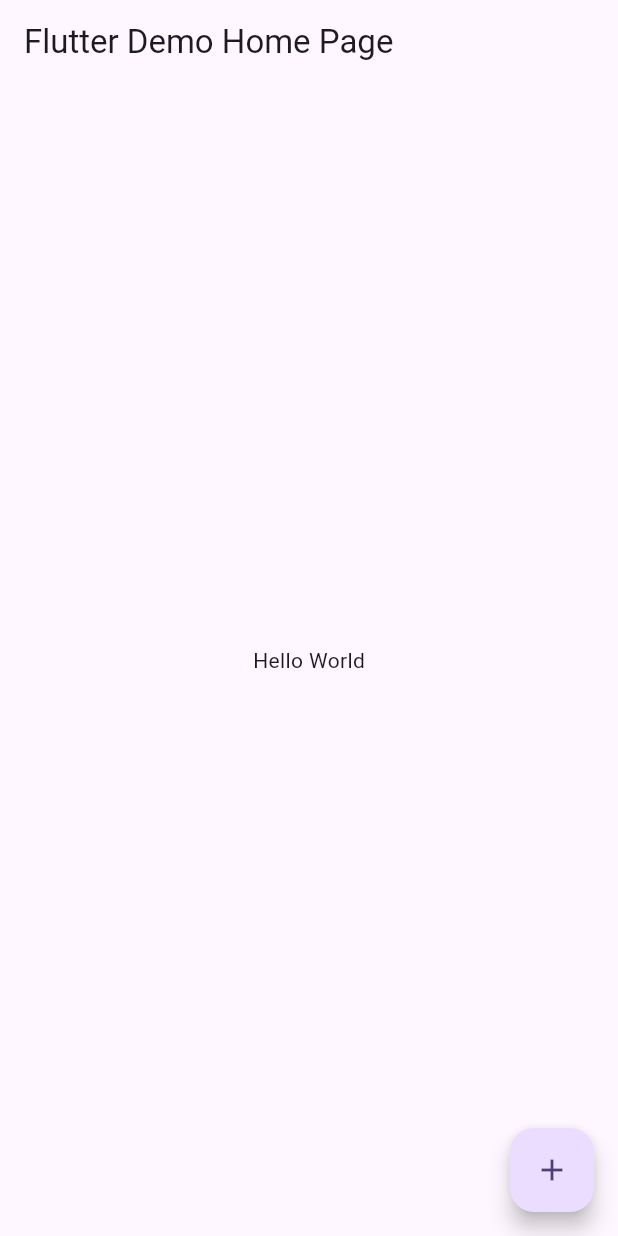
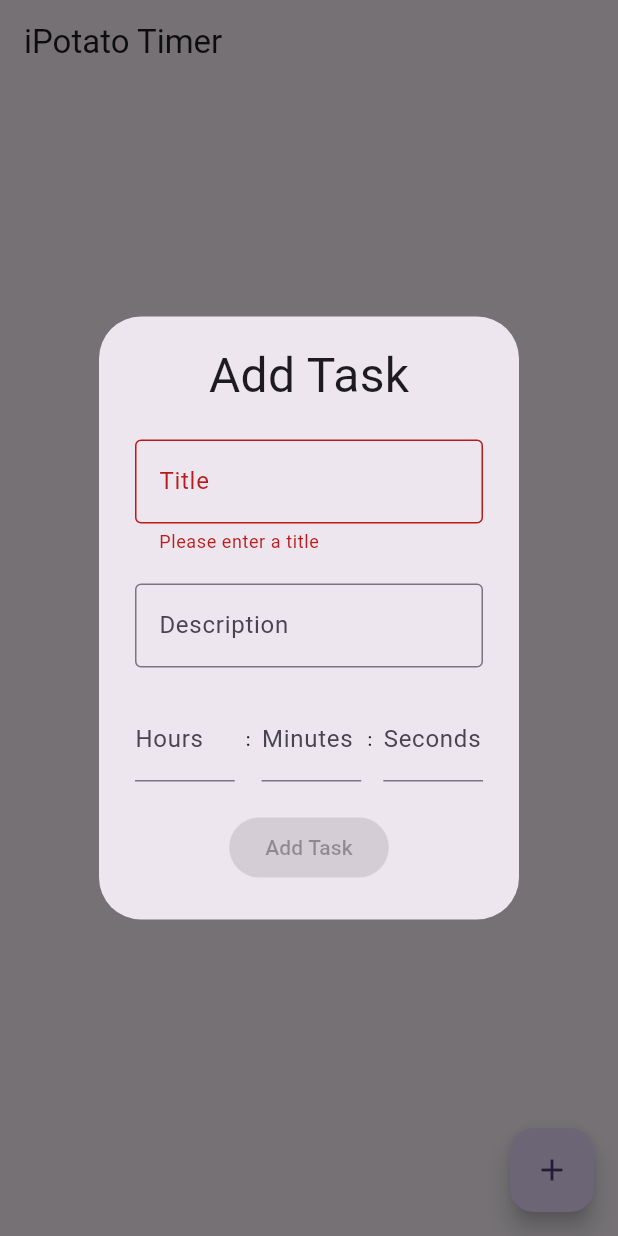
Before and after one commit to alokrpt/ipotato_timer, a Flutter app: the screen it shows after launch, after a tap on the "add" icon, on a phone screen of 412 x 824 dp. Run offline on Flutter 3.47's test engine with Material 3 defaults, Android fonts, the phone set to English and light mode, and no system bars; our stand-ins replace either_dart, flutter_mobx, freezed_annotation, get_it, mobx; generated files the repository leaves out were written again.

Commit message:
added duration input widget in add task form

```diff
--- a/lib/main.dart
+++ b/lib/main.dart
@@ -1,13 +1,16 @@
 import 'package:flutter/material.dart';
+import 'package:ipotato_timer/src/core/dependency_injection/injection_container.dart';
+import 'package:ipotato_timer/src/features/add_task/presentation/pages/add_task_dialog.dart';
 
 void main() {
+  initDependencyInjection();
+  WidgetsFlutterBinding.ensureInitialized();
   runApp(const MyApp());
 }
 
 class MyApp extends StatelessWidget {
   const MyApp({super.key});
 
-  // This widget is the root of your application.
   @override
   Widget build(BuildContext context) {
     return MaterialApp(
@@ -16,19 +19,38 @@ class MyApp extends StatelessWidget {
         colorScheme: ColorScheme.fromSeed(seedColor: Colors.deepPurple),
         useMaterial3: true,
       ),
-      home: Scaffold(
+      home: const HomePage(),
+    );
+  }
+}
+
+class HomePage extends StatelessWidget {
+  const HomePage({
+    super.key,
+  });
+
+  @override
+  Widget build(BuildContext context) {
+    return Scaffold(
       appBar: AppBar(
-          title: const Text('Flutter Demo Home Page'),
+        title: const Text('iPotato Timer'),
       ),
       body: const Center(
         child: Text('Hello World'),
       ),
       floatingActionButton: FloatingActionButton(
         onPressed: () {
-
+          showDialog(
+              context: context,
+              builder: (context) {
+                return AlertDialog(
+                  content: AddTaskDialog(
+                    store: sl(),
+                  ),
+                );
+              });
         },
         child: const Icon(Icons.add),
-        ),
       ),
     );
   }
--- a/lib/src/core/dependency_injection/injection_container.dart
+++ b/lib/src/core/dependency_injection/injection_container.dart
@@ -1,10 +1,13 @@
 import 'package:get_it/get_it.dart';
+import 'package:ipotato_timer/src/core/database/data_source_client.dart';
+import 'package:ipotato_timer/src/core/database/data_source_client_impl.dart';
 import 'package:ipotato_timer/src/features/add_task/presentation/pages/widgets/duration_input/duration_input_store.dart';
 
 import '../../features/add_task/data/datasources/add_task_data_source.dart';
 import '../../features/add_task/data/repositories/add_task_repository_impl.dart';
 import '../../features/add_task/domain/repositories/add_task_repository.dart';
 import '../../features/add_task/domain/usecases/add_task_use_case.dart';
+import '../../features/add_task/presentation/store/add_task_store.dart';
 
 final sl = GetIt.instance;
 
@@ -29,6 +32,9 @@ void _storeSl() {
   sl.registerLazySingleton(
     () => DurationInputStore(),
   );
+  sl.registerLazySingleton(
+    () => AddTaskStore(sl()),
+  );
 }
 
 void _dataSourcesSl() {
@@ -49,4 +55,8 @@ void _useCasesSl() {
   );
 }
 
-void _coreSl() {}
+void _coreSl() {
+  sl.registerLazySingleton<DataSourceClient>(
+    () => DataSourceClientImpl(),
+  );
+}
--- a/lib/src/features/add_task/domain/usecases/add_task_use_case.dart
+++ b/lib/src/features/add_task/domain/usecases/add_task_use_case.dart
@@ -1,5 +1,6 @@
 import 'package:either_dart/either.dart';
 import 'package:ipotato_timer/src/core/error/custom_error.dart';
+import 'package:ipotato_timer/src/features/add_task/data/models/task_model.dart';
 
 import '../../../../core/usecase/usecase.dart';
 import '../repositories/add_task_repository.dart';
@@ -16,9 +17,9 @@ class AddTaskUseCase implements UseCase<void, AddTaskParams> {
 }
 
 class AddTaskParams {
-  final String id;
+  final TaskModel taskModel;
 
   const AddTaskParams({
-    required this.id,
+    required this.taskModel,
   });
 }
--- /dev/null
+++ b/lib/src/features/add_task/presentation/pages/add_task_dialog.dart
@@ -0,0 +1,77 @@
+import 'package:flutter/material.dart';
+import 'package:flutter_mobx/flutter_mobx.dart';
+
+import '../../../../core/dependency_injection/injection_container.dart';
+import '../../../../core/presentation/gap.dart';
+import '../../../../core/presentation/text_styles.dart';
+import '../store/add_task_store.dart';
+import 'widgets/duration_input/duration_input_widget.dart';
+
+class AddTaskDialog extends StatelessWidget {
+  const AddTaskDialog({
+    super.key,
+    required this.store,
+  });
+  final AddTaskStore store;
+  @override
+  Widget build(BuildContext context) {
+    return Form(
+      key: store.formKey,
+      child: Column(
+        mainAxisSize: MainAxisSize.min,
+        children: [
+          const Text(
+            'Add Task',
+            style: TextStyles.pageTitle,
+          ),
+          const Gap(20),
+          TextFormField(
+            controller: store.titleController,
+            decoration: const InputDecoration(
+              labelText: 'Title',
+              border: OutlineInputBorder(),
+            ),
+            validator: (value) {
+              if (value == null || value.isEmpty) {
+                return 'Please enter a title';
+              }
+              return null;
+            },
+          ),
+          const Gap(20),
+          TextFormField(
+            controller: store.descriptionController,
+            decoration: const InputDecoration(
+              labelText: 'Description',
+              border: OutlineInputBorder(),
+            ),
+          ),
+          const Gap(20),
+          DurationInputWidget(
+            store: sl(),
+            onDurationChanged: (duration) {
+              store.duration = duration;
+            },
+          ),
+          const Gap(20),
+          Observer(
+            builder: (context) {
+              if (store.status == AddTaskStatus.loading) {
+                return const CircularProgressIndicator();
+              }
+              return ElevatedButton(
+                onPressed: store.formKey.currentState?.validate() == true &&
+                        store.duration != Duration.zero
+                    ? () {
+                        store.addTask();
+                      }
+                    : null,
+                child: const Text('Add Task'),
+              );
+            },
+          ),
+        ],
+      ),
+    );
+  }
+}
--- a/lib/src/features/add_task/presentation/pages/widgets/duration_input/duration_input_store.dart
+++ b/lib/src/features/add_task/presentation/pages/widgets/duration_input/duration_input_store.dart
@@ -1,7 +1,10 @@
 import 'package:mobx/mobx.dart';
 
-class DurationInputStore = _DurationInputStore with _$DurationInputStore;
+part 'duration_input_store.g.dart';
 
+class DurationInputStore extends _DurationInputStore with _$DurationInputStore {
+  DurationInputStore();
+}
 abstract class _DurationInputStore with Store {
   @observable
   int hours = 0;
@@ -30,4 +33,11 @@ abstract class _DurationInputStore with Store {
   void updateSeconds(int value) {
     seconds = value;
   }
+
+  @action
+  void init() {
+    hours = 0;
+    minutes = 0;
+    seconds = 0;
+  }
 }
--- a/lib/src/features/add_task/presentation/pages/widgets/duration_input/duration_input_widget.dart
+++ b/lib/src/features/add_task/presentation/pages/widgets/duration_input/duration_input_widget.dart
@@ -1,12 +1,12 @@
 import 'package:flutter/material.dart';
 import 'package:flutter_mobx/flutter_mobx.dart';
-import 'package:ipotato_timer/src/core/presentation/gap.dart';
-import 'package:ipotato_timer/src/core/presentation/text_styles.dart';
 import 'package:mobx/mobx.dart';
 
+import '../../../../../../core/presentation/gap.dart';
+import '../../../../../../core/presentation/text_styles.dart';
 import 'duration_input_store.dart';
 
-class DurationInputWidget extends StatelessWidget {
+class DurationInputWidget extends StatefulWidget {
   final DurationInputStore store;
 
   final Function(Duration) onDurationChanged;
@@ -18,42 +18,58 @@ class DurationInputWidget extends StatelessWidget {
   });
 
   @override
+  State<DurationInputWidget> createState() => _DurationInputWidgetState();
+}
+
+class _DurationInputWidgetState extends State<DurationInputWidget> {
+  @override
+  void initState() {
+    widget.store.init();
+    setupReactions();
+    super.initState();
+  }
+
+  ReactionDisposer? reactionDisposer;
+
+  @override
   Widget build(BuildContext context) {
-    setupReactions();
     return Row(
+      mainAxisSize: MainAxisSize.min,
       children: [
         Observer(
-          builder: (_) => TextField(
-            keyboardType: TextInputType.number,
-            onChanged: (value) => store.updateHours(int.tryParse(value) ?? 0),
-            decoration: const InputDecoration(labelText: 'Hours'),
+          builder: (_) => Expanded(
+            child: TextField(
+              keyboardType: TextInputType.number,
+              onChanged: (value) =>
+                  widget.store.updateHours(int.tryParse(value) ?? 0),
+              decoration: const InputDecoration(labelText: 'Hours'),
+            ),
+          ),
+        ),
+        const Gap(4),
+        const Text(' : ', style: TextStyles.labelText),
+        const Gap(4),
+        Observer(
+          builder: (_) => Expanded(
+            child: TextField(
+              keyboardType: TextInputType.number,
+              onChanged: (value) =>
+                  widget.store.updateMinutes(int.tryParse(value) ?? 0),
+              decoration: const InputDecoration(labelText: 'Minutes'),
+            ),
           ),
         ),
         const Gap(4),
         const Text(': ', style: TextStyles.labelText),
         const Gap(4),
         Observer(
-          builder: (_) => TextField(
-            keyboardType: TextInputType.number,
-            onChanged: (value) => store.updateMinutes(int.tryParse(value) ?? 0),
-            decoration: const InputDecoration(labelText: 'Minutes'),
-          ),
-        ),
-        const Gap(4),
-        const Text(': ', style: TextStyles.labelText),
-        const Gap(4),
-        Observer(
-          builder: (_) => TextField(
-            keyboardType: TextInputType.number,
-            onChanged: (value) => store.updateSeconds(int.tryParse(value) ?? 0),
-            decoration: const InputDecoration(labelText: 'Seconds'),
-          ),
-        ),
-        const SizedBox(height: 16),
-        Observer(
-          builder: (_) => Text(
-            'Total Duration: ${store.totalDuration}',
-            style: const TextStyle(fontSize: 16),
+          builder: (_) => Expanded(
+            child: TextField(
+              keyboardType: TextInputType.number,
+              onChanged: (value) =>
+                  widget.store.updateSeconds(int.tryParse(value) ?? 0),
+              decoration: const InputDecoration(labelText: 'Seconds'),
+            ),
           ),
         ),
       ],
@@ -61,9 +77,16 @@ class DurationInputWidget extends StatelessWidget {
   }
 
   void setupReactions() {
-    reaction((_) => store.totalDuration, (Duration newValue) {
-      onDurationChanged(newValue);
-      debugPrint("Duration is now $newValue");
+    reactionDisposer ??=
+        reaction((_) => widget.store.totalDuration, (Duration newValue) {
+      widget.onDurationChanged(newValue);
     });
   }
+
+  @override
+  void dispose() {
+    reactionDisposer?.call();
+    reactionDisposer = null;
+    super.dispose();
+  }
 }
--- /dev/null
+++ b/lib/src/features/add_task/presentation/store/add_task_store.dart
@@ -0,0 +1,53 @@
+import 'package:flutter/material.dart';
+import 'package:mobx/mobx.dart';
+
+import '../../data/models/task_model.dart';
+import '../../domain/usecases/add_task_use_case.dart';
+
+part 'add_task_store.g.dart';
+
+enum AddTaskStatus { initial, loading, success, failure }
+
+class AddTaskStore extends _AddTaskStore with _$AddTaskStore {
+  AddTaskStore(super.addTaskUseCase);
+}
+
+abstract class _AddTaskStore with Store {
+  final AddTaskUseCase _addTaskUseCase;
+
+  _AddTaskStore(this._addTaskUseCase);
+
+  final TextEditingController titleController = TextEditingController();
+  final TextEditingController descriptionController = TextEditingController();
+  final formKey = GlobalKey<FormState>();
+
+  @observable
+  Duration duration = const Duration(seconds: 0);
+
+  @observable
+  AddTaskStatus status = AddTaskStatus.initial;
+
+  @action
+  void setDuration(Duration value) => duration = value;
+
+  @action
+  Future<void> addTask() async {
+    status = AddTaskStatus.loading;
+    final result = await _addTaskUseCase(
+      AddTaskParams(
+        taskModel: TaskModel(
+          title: titleController.text,
+          description: descriptionController.text,
+          duration: duration,
+          isCompleted: false,
+          isRunning: false,
+          id: null,
+        ),
+      ),
+    );
+    result.fold(
+      (error) => status = AddTaskStatus.failure,
+      (success) => status = AddTaskStatus.success,
+    );
+  }
+}
```
Also changed, not shown: lib/src/core/database/data_source_client_impl.dart (added, +27 -0 lines), lib/src/features/add_task/presentation/cubit/add_task_cubit.dart (deleted, +0 -22 lines), lib/src/features/add_task/presentation/cubit/add_task_state.dart (deleted, +0 -30 lines), lib/src/features/add_task/presentation/pages/add_task_screen.dart (deleted, +0 -10 lines), lib/src/features/add_task/presentation/pages/widgets/duration_input/duration_input_store.g.dart (added), lib/src/features/add_task/presentation/store/add_task_store.g.dart (added). Lines whose indentation alone changed are shown as unchanged.
